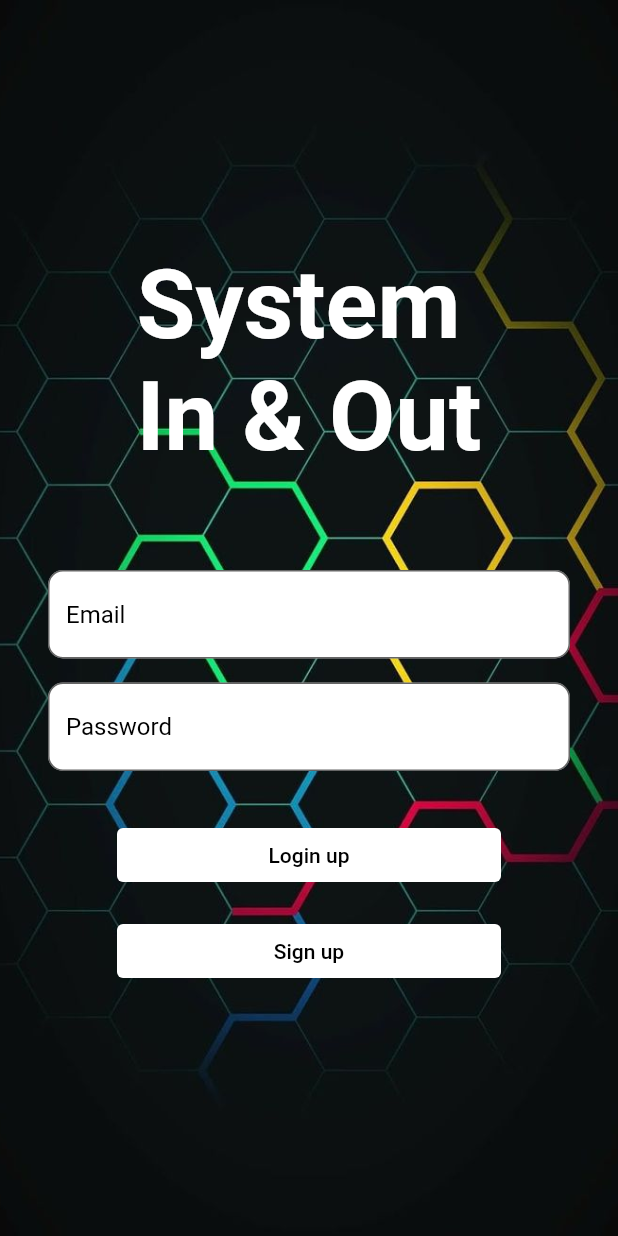
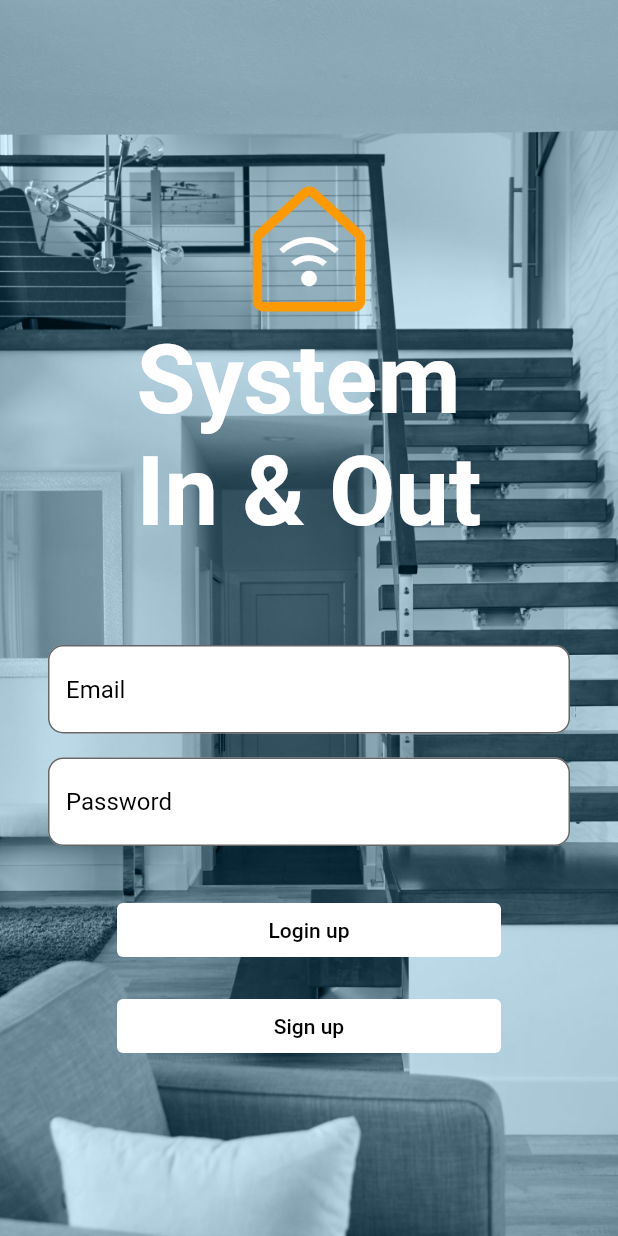
Before and after one commit to weneedmoreknowledge/multiProj, a Flutter app: the screen it shows after launch, on a phone screen of 412 x 824 dp. Run offline on Flutter 3.47's test engine with Material 2 defaults, Android fonts, the phone set to English and light mode, and no system bars.

Commit message:
change login page

```diff
--- a/lib/initialPage/loginpage.dart
+++ b/lib/initialPage/loginpage.dart
@@ -1,4 +1,5 @@
 import 'package:flutter/material.dart';
+import 'package:flutter/rendering.dart';
 import 'signuppage.dart';
 import 'mainProcess/mainpage.dart';
 
@@ -30,7 +31,8 @@ class _LoginPageState extends State<LoginPage> {
     return Container(
       decoration: const BoxDecoration(
         image: DecorationImage(
-          image: AssetImage('assets/images/mainBack.jpeg'),
+          image: AssetImage('assets/images/loginMain.png'),
+          colorFilter: ColorFilter.mode(Colors.blueGrey, BlendMode.color),
           fit: BoxFit.cover,
         ),
       ),
@@ -42,6 +44,11 @@ class _LoginPageState extends State<LoginPage> {
           child:Column(
             mainAxisAlignment: MainAxisAlignment.center,
             children: [
+              Image(
+                image: AssetImage('assets/images/LOGO.png'),
+                width: 100,
+                height: 100,
+              ),
               Text(
                 'System\nIn & Out',
                 style: TextStyle(
```
Also changed, not shown: assets/images/LOGO.png (added), assets/images/loginMain.png (added).
